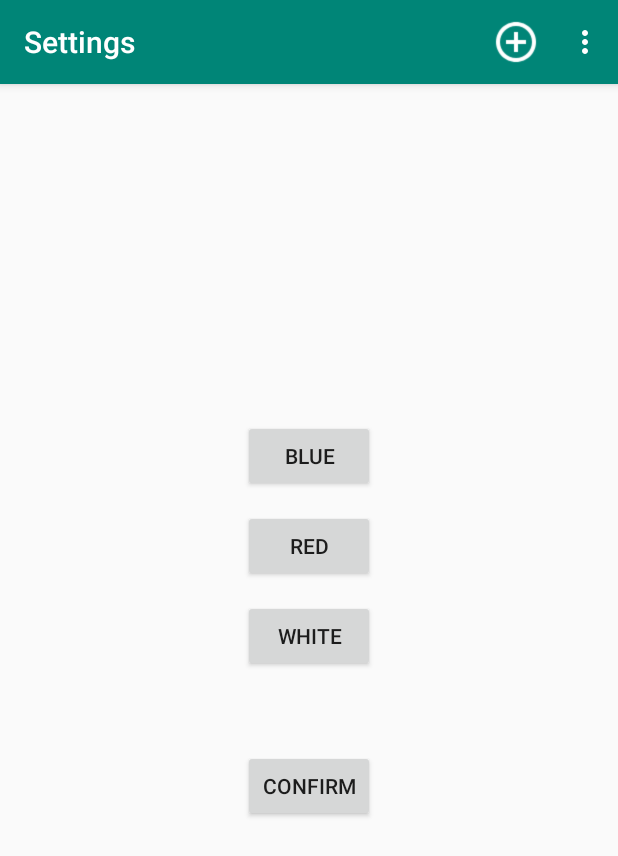
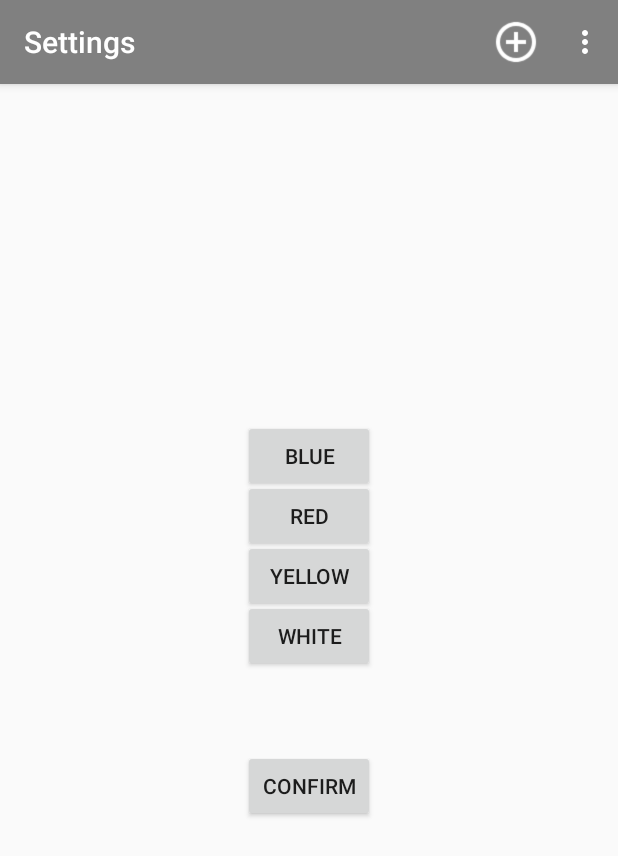
Before and after one commit to RolfHaakon/ShoppingList, an Android app: the SettingActivity screen opened directly, with no data from a screen before it, on a phone screen of 412 x 824 dp. Shown: the top 856 px of the screen. Run offline under Robolectric (Android 15) with nearby library versions, the phone set to English and light mode, and no system bars.

Commit message:
functioning,
- new action bar color
- new button

```diff
--- a/app/src/main/java/com/example/shoppinglist/MainActivity.java
+++ b/app/src/main/java/com/example/shoppinglist/MainActivity.java
@@ -44,6 +44,8 @@ public class MainActivity extends AppCompatActivity {
         int color = intent.getIntExtra("color", 0);
         Toast.makeText(MainActivity.this,String.valueOf(color), Toast.LENGTH_LONG).show();
         view= this.getWindow().getDecorView();
+        getSupportActionBar().setDisplayShowHomeEnabled(true);
+        getSupportActionBar().setIcon(R.drawable.ic_shopping);
         if (color == 2){
             view.setBackgroundResource(R.color.Red);
         }
@@ -52,6 +54,9 @@ public class MainActivity extends AppCompatActivity {
         }
         if (color == 0) {
             view.setBackgroundResource(R.color.White);
+        }
+        if (color == 3) {
+            view.setBackgroundResource(R.color.Yellow);
         }
 
     }
@@ -115,7 +120,7 @@ public class MainActivity extends AppCompatActivity {
 
         return original.substring(0, 1).toUpperCase() + original.substring(1).toLowerCase();
     }
-
+    //Stores array
     public static void storeArrayVal( ArrayList<String> inArrayList, Context context)
     {
         Set<String> WhatToWrite = new HashSet<>(inArrayList);
--- a/app/src/main/java/com/example/shoppinglist/SettingActivity.java
+++ b/app/src/main/java/com/example/shoppinglist/SettingActivity.java
@@ -6,6 +6,7 @@ import android.support.v7.widget.Toolbar;
 import android.view.View;
 import android.widget.Button;
 
+import java.util.Objects;
 
 
 public class SettingActivity extends MainActivity {
@@ -13,6 +14,7 @@ public class SettingActivity extends MainActivity {
     Button buttonWhite;
     Button buttonRed;
     Button buttonBlue;
+    Button buttonYellow;
     int color;
 
     public void onCreate(Bundle savedInstanceState) {
@@ -26,6 +28,7 @@ public class SettingActivity extends MainActivity {
         buttonWhite = findViewById(R.id.button_white);
         buttonRed = findViewById(R.id.button_red);
         buttonBlue = findViewById(R.id.button_blue);
+        buttonYellow = findViewById(R.id.button_yellow);
         Button next = findViewById(R.id.setting_button);
 
 
@@ -40,6 +43,14 @@ public class SettingActivity extends MainActivity {
             }
         });
 
+        buttonYellow.setOnClickListener(new View.OnClickListener() {
+            @Override
+            public void onClick(View v) {
+                color = 3;
+                //view.setBackgroundColor(Color.RED);
+                view.setBackgroundResource(R.color.Yellow);
+            }
+        });
         buttonRed.setOnClickListener(new View.OnClickListener() {
             @Override
             public void onClick(View v) {
@@ -49,11 +60,12 @@ public class SettingActivity extends MainActivity {
             }
         });
 
+
         buttonBlue.setOnClickListener(new View.OnClickListener() {
             @Override
             public void onClick(View v) {
                 color = 1;
-                //view.setBackgroundColor(Color.BLUE);
+                //view.setBackgroundColor(R.color.Blue);
                 view.setBackgroundResource(R.color.Blue);
 
             }
--- /dev/null
+++ b/app/src/main/res/drawable-anydpi/ic_shopping.xml
@@ -0,0 +1,10 @@
+<vector xmlns:android="http://schemas.android.com/apk/res/android"
+    android:width="24dp"
+    android:height="24dp"
+    android:viewportWidth="24"
+    android:viewportHeight="24"
+    android:tint="#FFFFFF">
+    <path
+        android:fillColor="#FF000000"
+        android:pathData="M7,18c-1.1,0 -1.99,0.9 -1.99,2S5.9,22 7,22s2,-0.9 2,-2 -0.9,-2 -2,-2zM1,2v2h2l3.6,7.59 -1.35,2.45c-0.16,0.28 -0.25,0.61 -0.25,0.96 0,1.1 0.9,2 2,2h12v-2L7.42,15c-0.14,0 -0.25,-0.11 -0.25,-0.25l0.03,-0.12 0.9,-1.63h7.45c0.75,0 1.41,-0.41 1.75,-1.03l3.58,-6.49c0.08,-0.14 0.12,-0.31 0.12,-0.48 0,-0.55 -0.45,-1 -1,-1L5.21,4l-0.94,-2L1,2zM17,18c-1.1,0 -1.99,0.9 -1.99,2s0.89,2 1.99,2 2,-0.9 2,-2 -0.9,-2 -2,-2z"/>
+</vector>
--- /dev/null
+++ b/app/src/main/res/drawable/ic_launcher.xml
@@ -0,0 +1,5 @@
+<?xml version="1.0" encoding="utf-8"?>
+<selector xmlns:android="http://schemas.android.com/apk/res/android">
+
+
+</selector>
--- a/app/src/main/res/layout/settings.xml
+++ b/app/src/main/res/layout/settings.xml
@@ -51,11 +51,20 @@
         />
 
     <Button
+        android:id="@+id/button_yellow"
+        android:layout_width="wrap_content"
+        android:layout_height="wrap_content"
+        android:text="@string/yellow_button"
+        android:layout_marginTop="360dp"
+        android:layout_gravity="center_horizontal"
+        />
+
+    <Button
         android:id="@+id/button_red"
         android:layout_width="wrap_content"
         android:layout_height="wrap_content"
         android:text="@string/red_button"
-        android:layout_marginTop="340dp"
+        android:layout_marginTop="320dp"
         android:layout_gravity="center_horizontal"
         />
 
--- a/app/src/main/res/values/colors.xml
+++ b/app/src/main/res/values/colors.xml
@@ -1,9 +1,10 @@
 <?xml version="1.0" encoding="utf-8"?>
 <resources>
-    <color name="colorPrimary">#008577</color>
-    <color name="colorPrimaryDark">#00574B</color>
+    <color name="colorPrimary">#808080</color>
+    <color name="colorPrimaryDark">#808080</color>
     <color name="colorAccent">#D81B60</color>
     <color name="White">#fafafa</color>
     <color name="Blue">#81d4fa</color>
     <color name="Red">#ffab91</color>
+    <color name="Yellow">#FFFF7F</color>
 </resources>
--- a/app/src/main/res/values/strings.xml
+++ b/app/src/main/res/values/strings.xml
@@ -9,6 +9,7 @@
     <string name="white_button">White</string>
     <string name="red_button">Red</string>
     <string name="blue_button">Blue</string>
+    <string name="yellow_button">Yellow</string>
 
     <string-array name="background_arrays">
         <item>White</item>
```
Also changed, not shown: app/src/main/res/drawable-hdpi/ic_shopping.png (added), app/src/main/res/drawable-mdpi/ic_shopping.png (added), app/src/main/res/drawable-xhdpi/ic_shopping.png (added), app/src/main/res/drawable-xxhdpi/ic_shopping.png (added), 3 other files.
